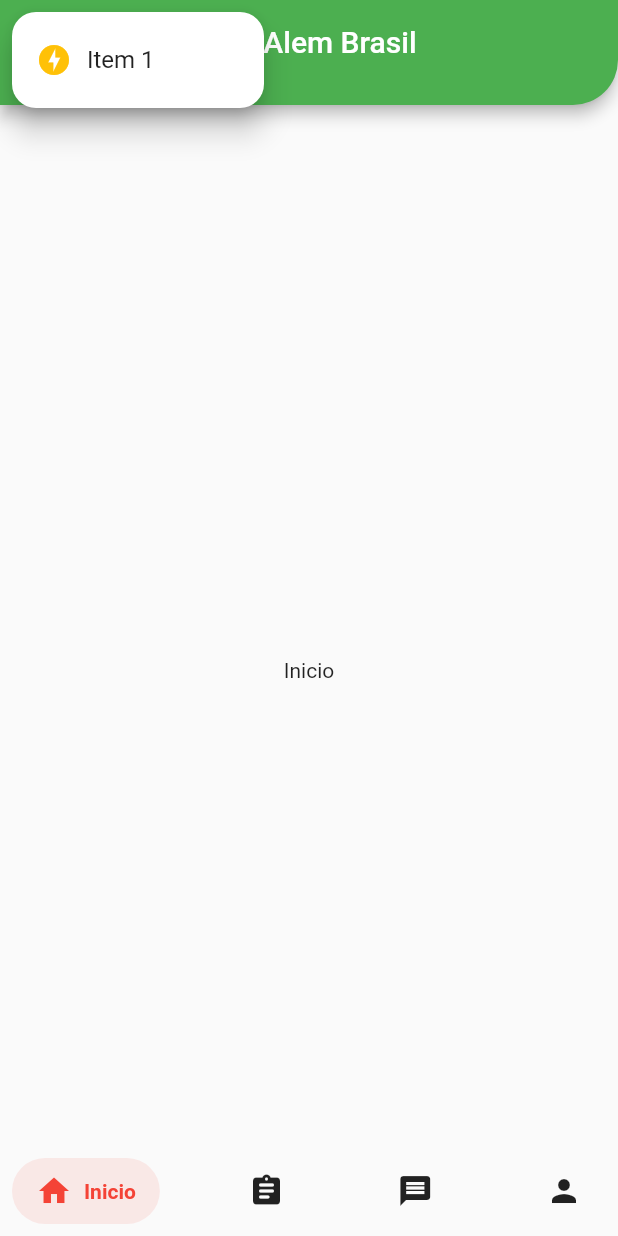
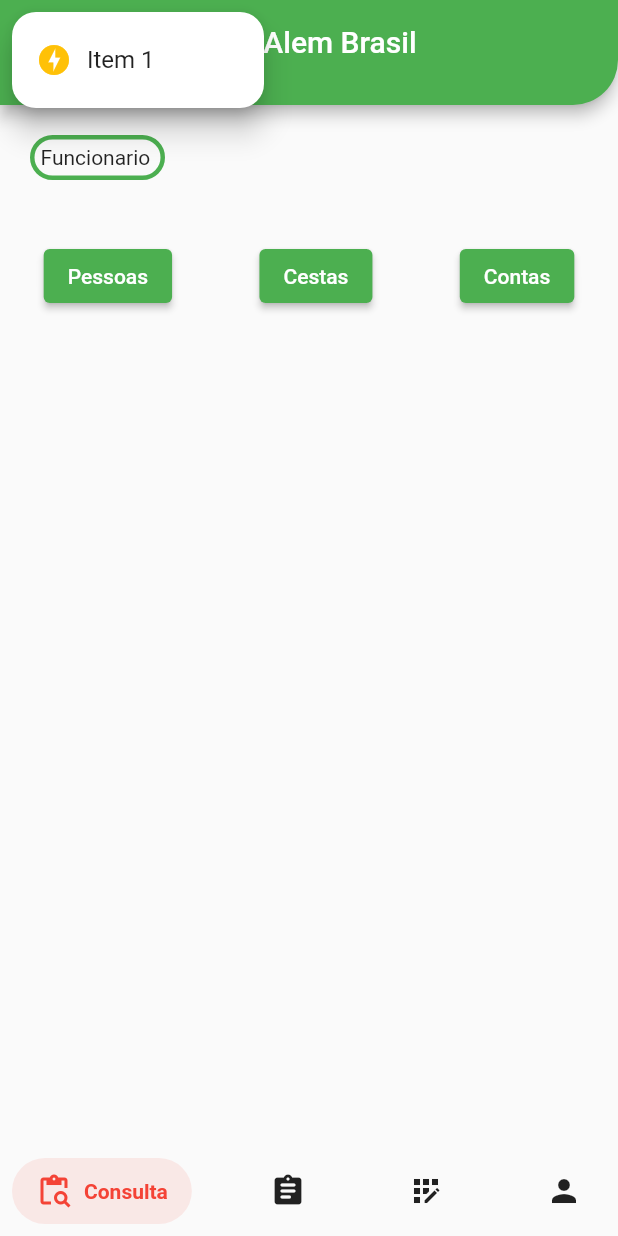
Before and after one commit to kengiiGMs/OngAlemBrasil, a Flutter app: the HomePage screen opened by its route, after a tap on the "list" icon, on a phone screen of 412 x 824 dp. Run offline on Flutter 3.47's test engine with Material 2 defaults, Android fonts, the phone set to English and light mode, and no system bars; drawn by our look-alikes of salomon_bottom_bar.

Commit message:
Inicio da pagina Consulta e modificações de paginas e layout

```diff
--- /dev/null
+++ b/ong_alem_brasil/lib/Change/ChangePage.dart
@@ -0,0 +1,17 @@
+import 'package:flutter/cupertino.dart';
+
+class ChangePage extends StatefulWidget {
+  const ChangePage({ Key? key }) : super(key: key);
+
+  @override
+  State<ChangePage> createState() => _ChangePageState();
+}
+
+class _ChangePageState extends State<ChangePage> {
+  @override
+  Widget build(BuildContext context) {
+    return Container(
+      child: Center(child: Text("Alterar")),
+    );
+  }
+}
--- a/ong_alem_brasil/lib/CreateProfile/CreateProfilePage.dart
+++ b/ong_alem_brasil/lib/CreateProfile/CreateProfilePage.dart
@@ -102,7 +102,11 @@ class _FormsProfileState extends State<FormsProfile> {
            Container(
             padding: EdgeInsets.fromLTRB(30,7,30,7),
             child: TextFormField(
+              obscureText: true,
+              enableSuggestions: false,
+              autocorrect: false,
              decoration: const InputDecoration(
+
               border: UnderlineInputBorder(),
                 labelText: 'Senha',
                 hintText: "Digite a sua Senha",
@@ -118,6 +122,9 @@ class _FormsProfileState extends State<FormsProfile> {
            Container(
             padding: EdgeInsets.fromLTRB(30,7,30,17),
             child: TextFormField(
+              obscureText: true,
+              enableSuggestions: false,
+              autocorrect: false,
              decoration: const InputDecoration(
               border: UnderlineInputBorder(),
                 labelText: 'Confirme a sua Senha',
--- a/ong_alem_brasil/lib/Home/HomesPage.dart
+++ /dev/null
@@ -1,17 +0,0 @@
-import 'package:flutter/cupertino.dart';
-
-class HomesPage extends StatefulWidget {
-  const HomesPage({ Key? key }) : super(key: key);
-
-  @override
-  State<HomesPage> createState() => _HomesPageState();
-}
-
-class _HomesPageState extends State<HomesPage> {
-  @override
-  Widget build(BuildContext context) {
-    return Container(
-      child: Center(child: Text("Inicio")),
-    );
-  }
-}
--- a/ong_alem_brasil/lib/Login/InputWapper.dart
+++ b/ong_alem_brasil/lib/Login/InputWapper.dart
@@ -6,7 +6,7 @@ class InputWrapper extends StatelessWidget {
   @override
   Widget build(BuildContext context) {
     return Padding(
-      padding: EdgeInsets.all(30),
+      padding: EdgeInsets.fromLTRB(30, 30, 30, 0),
       child: Column(
         children: <Widget>[
           SizedBox(height: 10,),
@@ -27,7 +27,7 @@ class InputWrapper extends StatelessWidget {
 
           ),
 
-           SizedBox(height: 20,),
+          SizedBox(height: 20,),
           InkWell(
             child: Text(
               "Criar uma conta",
--- a/ong_alem_brasil/lib/Login/login.dart
+++ b/ong_alem_brasil/lib/Login/login.dart
@@ -8,7 +8,9 @@ class LoginPage extends StatelessWidget {
   @override
   Widget build(BuildContext context) {
     return Scaffold(
-      body: Container(
+      body: PageView(
+      children: [
+         Container(
           width: double.infinity,
           decoration: BoxDecoration(
             gradient: LinearGradient(begin: Alignment.topCenter, colors: [
@@ -35,6 +37,8 @@ class LoginPage extends StatelessWidget {
             ],
           ),
         ),
+      ],
+      ),
     );
   }
 }
--- a/ong_alem_brasil/lib/News/NewsPage.dart
+++ /dev/null
@@ -1,17 +0,0 @@
-import 'package:flutter/cupertino.dart';
-
-class NewsPage extends StatefulWidget {
-  const NewsPage({ Key? key }) : super(key: key);
-
-  @override
-  State<NewsPage> createState() => _NewsPageState();
-}
-
-class _NewsPageState extends State<NewsPage> {
-  @override
-  Widget build(BuildContext context) {
-    return Container(
-      child: Center(child: Text("Avisos")),
-    );
-  }
-}
--- a/ong_alem_brasil/lib/Profile/ProfilePage.dart
+++ b/ong_alem_brasil/lib/Profile/ProfilePage.dart
@@ -11,11 +11,14 @@ class ProfilePage extends StatefulWidget {
 class _ProfilePageState extends State<ProfilePage> {
   @override
   Widget build(BuildContext context) {
-    return Center(
+    return Scaffold(
+        body:SingleChildScrollView(
+          child: Padding(
+          padding: const EdgeInsets.fromLTRB(10, 30, 10, 60),
+          child: Center(
             child: SizedBox(
               child: Container(
-          width: 900,
-          margin: EdgeInsets.fromLTRB(40, 20, 40, 60),
+                     height: 400,
                 decoration: BoxDecoration(
                 border: Border.all(
                   color: Colors.green,
@@ -28,7 +31,10 @@ class _ProfilePageState extends State<ProfilePage> {
                     bottomLeft: Radius.circular(20),
                     ),
                   ),
+                child: Padding(
+                  padding: const EdgeInsets.all(25.0),
                   child: Column(
+                    crossAxisAlignment: CrossAxisAlignment.stretch,
                     children: [
                        Padding(
                         padding: const EdgeInsets.only(top: 5),
@@ -41,7 +47,7 @@ class _ProfilePageState extends State<ProfilePage> {
                                   margin: EdgeInsets.fromLTRB(10, 0, 10, 0),
                                   child: ClipRRect(
                                     borderRadius: BorderRadius.circular(14.0),
-                                    child: Image(image: AssetImage("Perfil.png"),width: 140,),
+                                    child: Icon(Icons.account_box, size: 100,),
                                   ),
                                 ),
                               ],
@@ -66,43 +72,43 @@ class _ProfilePageState extends State<ProfilePage> {
                           ],
                         ),
                       ),
-                      Row(
-                        mainAxisAlignment: MainAxisAlignment.center,
-                          children: [
-                            Container(
-                              padding: EdgeInsets.fromLTRB(0, 10, 0, 0),
+                       Padding(
+                        padding: const EdgeInsets.only(top: 2.0),
                         child: ElevatedButton(
                                 style: ElevatedButton.styleFrom(
-                                  fixedSize: const Size(350, 40),
+                                fixedSize: const Size(350, 45),
                                 primary: Color.fromARGB(255, 14, 174, 62),
                                 shape: RoundedRectangleBorder(
                                 borderRadius: BorderRadius.circular(10))
+                                ),onPressed: () {}, child: Text("ALTERAR PERFIL", style: TextStyle(fontSize: 15),)),
                       ),
-                              onPressed: () {},
-                              child: const Text('ALTERAR PERFIL',style: TextStyle(fontSize: 15),),
+                        Padding(
+                        padding: const EdgeInsets.only(top: 20.0),
+                        child: ElevatedButton(
+                                style: ElevatedButton.styleFrom(
+                                fixedSize: const Size(350, 45),
+                                primary: Color.fromARGB(255, 14, 174, 62),
+                                shape: RoundedRectangleBorder(
+                                borderRadius: BorderRadius.circular(10))
+                                ),onPressed: () {}, child: Text("CONFIGURAÇÕES", style: TextStyle(fontSize: 15),)),
                       ),
+                      Padding(
+                        padding: const EdgeInsets.only(top: 7.0),
+                        child: ElevatedButton(
+                                style: ElevatedButton.styleFrom(
+                                fixedSize: const Size(350, 45),
+                                primary: Color.fromARGB(255, 14, 174, 62),
+                                shape: RoundedRectangleBorder(
+                                borderRadius: BorderRadius.circular(10))
+                                ),onPressed: () {
+                                   Navigator.of(context).pushNamedAndRemoveUntil('/',(Route< dynamic > route) => false );
+                                }, child: Text("SAIR", style: TextStyle(fontSize: 15),)),
                       ),
                     ],
                   ),
-                      Row(
-                        mainAxisAlignment: MainAxisAlignment.center,
-                          children: [
-                            Container(
-                              padding: EdgeInsets.fromLTRB(0, 20, 0, 15),
-                              child: ElevatedButton(
-                                style: ElevatedButton.styleFrom(
-                                  fixedSize: const Size(350, 40),
-                                  primary: Color.fromARGB(255, 14, 174, 62),
-                                    shape: RoundedRectangleBorder(
-                                      borderRadius: BorderRadius.circular(10))
-                                ),
-                              onPressed: () {},
-                              child: const Text('CONFIGURAÇÕES',style: TextStyle(fontSize: 15),),
                 ),
               ),
-                          ],
             ),
-                    ],
           ),
         )
         ),
--- /dev/null
+++ b/ong_alem_brasil/lib/Query/QueryPage.dart
@@ -0,0 +1,72 @@
+import 'package:flutter/cupertino.dart';
+import 'package:flutter/material.dart';
+
+class QueryPage extends StatefulWidget {
+  const QueryPage({ Key? key }) : super(key: key);
+
+  @override
+  State<QueryPage> createState() => _QueryPageState();
+}
+
+class _QueryPageState extends State<QueryPage> {
+  @override
+  Widget build(BuildContext context) {
+    return Container(
+      child: Center(child: Column(
+        children: [
+          Row(
+            children: [
+              SizedBox(
+                child: Container(
+                    width: 90,
+                    margin: EdgeInsets.fromLTRB(20, 20, 20, 40),
+                      decoration: BoxDecoration(
+                        border: Border.all(
+                          color: Colors.green,
+                          width: 3.0,
+                          style: BorderStyle.solid
+                        ),
+                        borderRadius: BorderRadius.all(Radius.circular(20)),
+                    ),
+                  child:Padding(
+                    padding: const EdgeInsets.all(4.0),
+                    child: Text("Funcionario"),
+                  ),
+                  )
+              )
+            ],
+          ),
+          Row(
+            mainAxisAlignment: MainAxisAlignment.spaceAround,
+            children: [
+              Column(
+                children: [
+                  ElevatedButton(
+                    onPressed: () {},
+                    child: Text("Pessoas"),
+                  ),
+                ],
+              ),
+              Column(
+                children: [
+                  ElevatedButton(
+                    onPressed: () {},
+                    child: Text("Cestas"),
+                  ),
+                ],
+              ),
+              Column(
+                children: [
+                  ElevatedButton(
+                    onPressed: () {},
+                    child: Text("Contas"),
+                  ),
+                ],
+              ),
+            ],
+          )
+        ],
+      ),)
+    );
+  }
+}
--- a/ong_alem_brasil/lib/Register/RegisterPage.dart
+++ b/ong_alem_brasil/lib/Register/RegisterPage.dart
@@ -15,33 +15,31 @@ class _RegisterPageState extends State<RegisterPage> {
     return Scaffold(
         body:SingleChildScrollView(
           child: Padding(
-          padding: const EdgeInsets.all(20.0),
+          padding: const EdgeInsets.fromLTRB(10, 30, 10, 60),
           child: Center(
-            child: SizedBox(width: 500,
+            child: SizedBox(
               child: Container(
-
-                margin: new EdgeInsets.only(bottom: 100.0),
-                 decoration: BoxDecoration(
+                width: 900,
+                decoration: BoxDecoration(
                 border: Border.all(
                   color: Colors.green,
                   width: 4.0,
                   style: BorderStyle.solid),
                     borderRadius: BorderRadius.only(
-                      topRight: Radius.circular(90),
+                    topRight: Radius.circular(90),
                     topLeft: Radius.circular(30),
                     bottomRight: Radius.circular(20),
                     bottomLeft: Radius.circular(20),
                     ),
                   ),
-                width: 400,
                 child: Padding(
-                  padding: const EdgeInsets.all(20.0),
+                  padding: const EdgeInsets.all(10.0),
                   child: Column(
                     mainAxisAlignment: MainAxisAlignment.spaceAround,
                     crossAxisAlignment: CrossAxisAlignment.stretch,
                     children: [
                       Padding(
-                        padding: const EdgeInsets.only(bottom: 14.0),
+                        padding: const EdgeInsets.only(bottom: 10.0),
                         child: Center(child: Text("Cadastro de Famílias", style: TextStyle(fontSize: 30,color: Color.fromARGB(255, 14, 174, 62,),))),
                       ),
                       Text("Insira os dados", style: TextStyle(color: Color.fromARGB(255, 14, 174, 62),)),
@@ -131,7 +129,8 @@ class _RegisterPageState extends State<RegisterPage> {
                                 borderRadius: BorderRadius.circular(10))
                                 ),onPressed: () {}, child: Text("CADASTRAR", style: TextStyle(fontSize: 15),)),
                       ),
-                  ]),
+                    ],
+                  ),
                 ),
               ),
             ),
--- a/ong_alem_brasil/lib/homePage.dart
+++ b/ong_alem_brasil/lib/homePage.dart
@@ -1,8 +1,8 @@
 import 'package:flutter/cupertino.dart';
 import 'package:flutter/material.dart';
-import 'package:ong_alem_brasil/Home/HomesPage.dart';
-import 'package:ong_alem_brasil/News/NewsPage.dart';
+import 'package:ong_alem_brasil/Change/ChangePage.dart';
 import 'package:ong_alem_brasil/Profile/ProfilePage.dart';
+import 'package:ong_alem_brasil/Query/QueryPage.dart';
 import 'package:ong_alem_brasil/Register/RegisterPage.dart';
 import 'package:salomon_bottom_bar/salomon_bottom_bar.dart';
 
@@ -30,12 +30,17 @@ class _HomePageState extends State<HomePage> {
       appBar: PreferredSize(
         preferredSize: Size.fromHeight(70),
           child: AppBar(
-           shape: RoundedRectangleBorder(borderRadius: BorderRadius.only( bottomRight: Radius.circular(30))),
+            shape: RoundedRectangleBorder(
+              borderRadius: BorderRadius.only( bottomRight: Radius.circular(30),
+              ),
+            ),
             centerTitle: true,
               leading: Padding(
                 padding: EdgeInsets.only(right: 10.0),
                   child:PopupMenuButton(
-                shape: RoundedRectangleBorder(borderRadius: BorderRadius.circular(16)),
+                    shape: RoundedRectangleBorder(
+                      borderRadius: BorderRadius.circular(16),
+                    ),
                     itemBuilder: (context) => [
                       PopupMenuItem(
                         child: Row(
@@ -49,28 +54,34 @@ class _HomePageState extends State<HomePage> {
                         ),
                       ),
                     ],
-                child: Icon(Icons.list,size: 35.0,)),
+                      child: Icon(
+                        Icons.list,size: 35.0,
+                      ),
+                    ),
                 ),
             flexibleSpace:
               Container(
                 decoration: BoxDecoration(
-              borderRadius: BorderRadius.only(bottomRight: Radius.circular(30)),
+                  borderRadius: BorderRadius.only(
+                    bottomRight: Radius.circular(30),
+                  ),
                 ),
               ),
             title: Text("Ong Alem Brasil"),
-        ),),
-
+          ),
+        ),
         body: PageView(
           controller: pc,
           onPageChanged: (index){
             setState(() {
               pageNow = index;
-            });
+              },
+            );
           },
           children: [
-            HomesPage(),
+            QueryPage(),
             RegisterPage(),
-            NewsPage(),
+            ChangePage(),
             ProfilePage(),
           ],
         ),
@@ -86,8 +97,8 @@ class _HomePageState extends State<HomePage> {
               },
               items: [
                 SalomonBottomBarItem(
-              icon: Icon(Icons.home),
-              title: Text("Inicio"),
+                  icon: Icon(Icons.content_paste_search_outlined),
+                  title: Text("Consulta"),
                   selectedColor: Colors.red,
                 ),
                 SalomonBottomBarItem(
@@ -96,8 +107,8 @@ class _HomePageState extends State<HomePage> {
                   selectedColor: Colors.blue,
                 ),
                 SalomonBottomBarItem(
-              icon: Icon(Icons.message),
-              title: Text("Avisos"),
+                  icon: Icon(Icons.app_registration),
+                  title: Text("Alteração"),
                   selectedColor: Colors.orange,
                 ),
                 SalomonBottomBarItem(
--- a/ong_alem_brasil/lib/main.dart
+++ b/ong_alem_brasil/lib/main.dart
@@ -3,8 +3,8 @@ import 'package:ong_alem_brasil/CreateProfile/CreateProfilePage.dart';
 import 'package:ong_alem_brasil/Login/login.dart';
 import 'package:ong_alem_brasil/Profile/ProfilePage.dart';
 
-import 'Home/HomesPage.dart';
-import 'News/NewsPage.dart';
+import 'Change/ChangePage.dart';
+import 'Query/QueryPage.dart';
 import 'Register/RegisterPage.dart';
 import 'RequestPassword/RequestPasswordPage.dart';
 import 'homePage.dart';
@@ -27,14 +27,14 @@ class MyApp extends StatelessWidget {
       initialRoute: '/',
       routes: {
         '/': (context) => LoginPage(),
-         '/home': (context) => HomePage(),
-         '/profile':(context) => ProfilePage(),
-         '/register':(context) => RegisterPage(),
-         '/news':(context) => NewsPage(),
-         '/homes':(context) => HomesPage(),
+        '/home': (context) => HomePage(),
+        '/profile':(context) => ProfilePage(),
+        '/register':(context) => RegisterPage(),
+        '/query':(context) => QueryPage(),
+        '/change':(context) => ChangePage(),
         '/requestPassword':(context) => RequestPasswordPage(),
         '/createProfile':(context) => CreateProfilePage(),
-         },
+        },
     );
   }
 }
```
Lines whose indentation alone changed are shown as unchanged.
